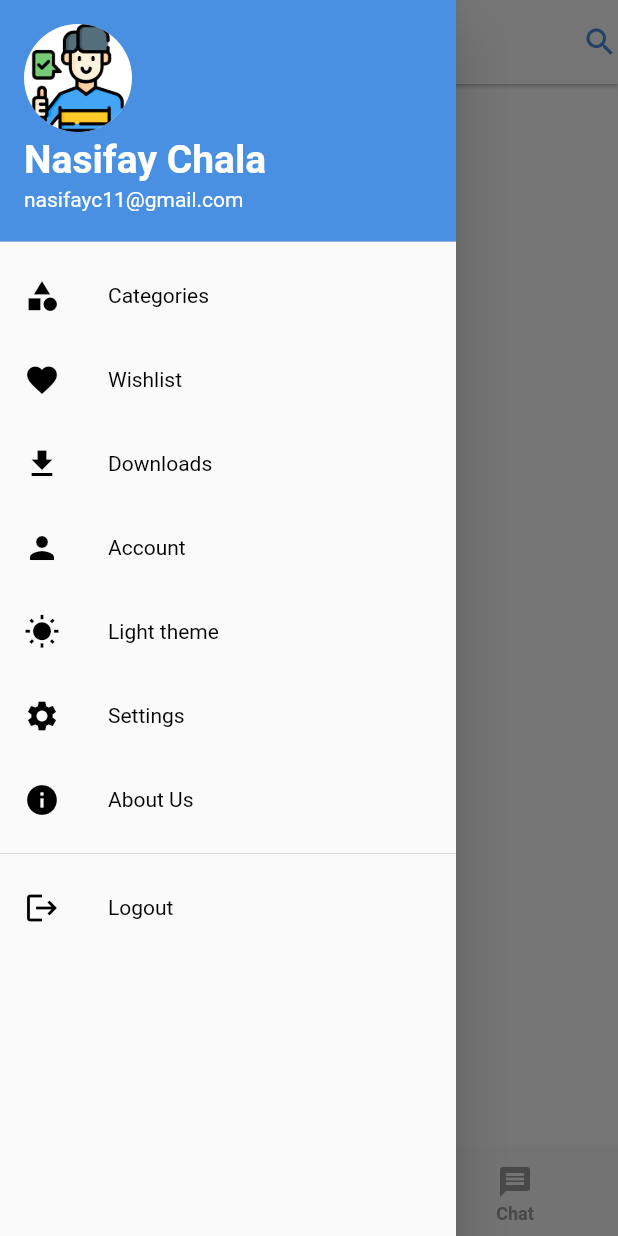
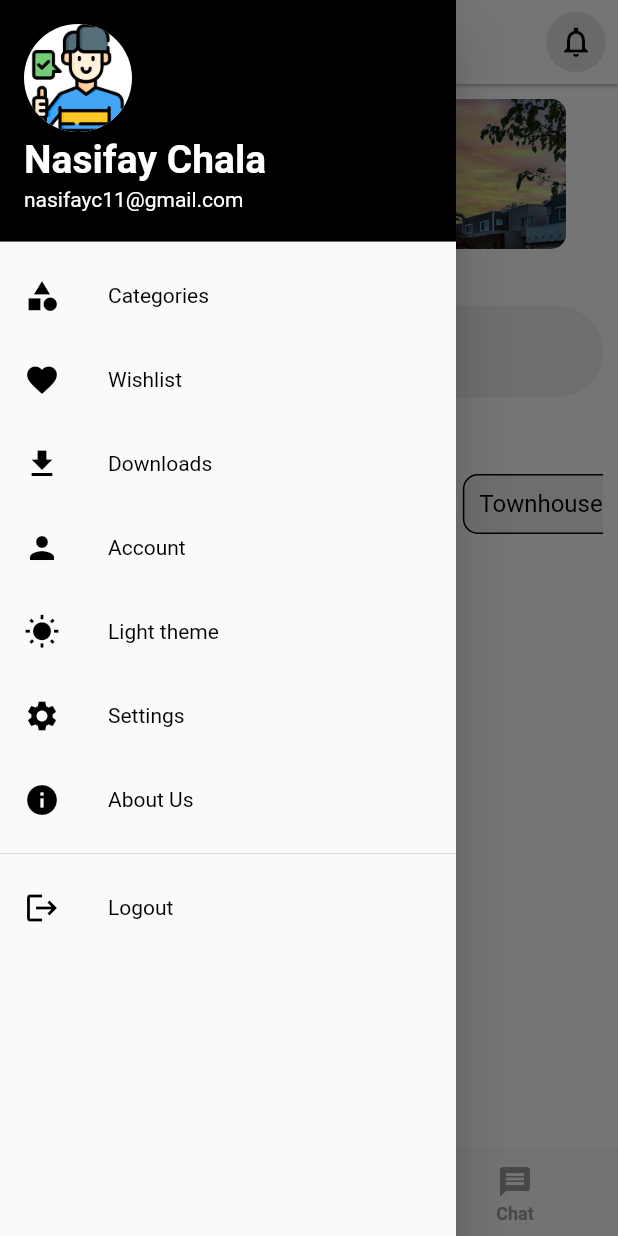
Before and after one commit to nasifayc/HOME_RENTAL_APP, a Flutter app: the LandingPage screen opened directly, with the side drawer open, on a phone screen of 412 x 824 dp. Run offline on Flutter 3.47's test engine with Material 3 defaults, Android fonts, the phone set to English and light mode, and no system bars; drawn by our look-alikes of carousel_slider, smooth_page_indicator; our stand-ins replace flutter_bloc.

Commit message:
feature: home screen

```diff
--- a/home_app/lib/core/theme/app_theme.dart
+++ b/home_app/lib/core/theme/app_theme.dart
@@ -31,9 +31,9 @@ class LightModeTheme extends AppTheme {
   @override
   Brightness get brightness => Brightness.light;
   @override
-  Color get primary => const Color(0xFF4A90E2);
+  Color get primary => const Color(0xFF000000);
   @override
-  Color get secondary => const Color(0xFF000000);
+  Color get secondary => const Color(0xFF4A90E2);
   @override
   Color get tertiary => const Color(0xFF9E9E9E);
 
--- a/home_app/lib/core/theme/app_typography.dart
+++ b/home_app/lib/core/theme/app_typography.dart
@@ -56,14 +56,14 @@ class ThemeTypography extends AppTypography {
         fontFamily: fontFamily,
         color: theme.primary,
         fontWeight: FontWeight.bold,
-        fontSize: 32,
+        fontSize: 28,
       );
   @override
   TextStyle get headlineMedium => TextStyle(
         fontFamily: fontFamily,
         color: theme.primary,
         fontWeight: FontWeight.bold,
-        fontSize: 26,
+        fontSize: 24,
       );
 
   @override
@@ -71,22 +71,22 @@ class ThemeTypography extends AppTypography {
         fontFamily: fontFamily,
         color: theme.primary,
         fontWeight: FontWeight.bold,
-        fontSize: 16,
+        fontSize: 18,
       );
 
   @override
   TextStyle get titleLarge => TextStyle(
       fontFamily: fontFamily,
       color: theme.primaryText,
-      fontWeight: FontWeight.normal,
-      fontSize: 22,
+      fontWeight: FontWeight.bold,
+      fontSize: 24,
       overflow: TextOverflow.ellipsis);
 
   @override
   TextStyle get titleMedium => TextStyle(
       fontFamily: fontFamily,
       color: theme.primaryText,
-      fontWeight: FontWeight.normal,
+      fontWeight: FontWeight.bold,
       fontSize: 18,
       overflow: TextOverflow.ellipsis);
 
@@ -94,7 +94,7 @@ class ThemeTypography extends AppTypography {
   TextStyle get titleSmall => TextStyle(
       fontFamily: fontFamily,
       color: theme.tertiary,
-      fontWeight: FontWeight.normal,
+      fontWeight: FontWeight.bold,
       fontSize: 16,
       overflow: TextOverflow.ellipsis);
 
--- a/home_app/lib/screen/main_screens/home_screen.dart
+++ b/home_app/lib/screen/main_screens/home_screen.dart
@@ -1,5 +1,8 @@
 import 'package:flutter/material.dart';
 import 'package:home_app/core/theme/app_theme.dart';
+import 'package:home_app/widget/common/form_components.dart';
+import 'package:home_app/widget/home/carousel_image.dart';
+import 'package:home_app/widget/home/categories.dart';
 
 class HomeScreen extends StatefulWidget {
   const HomeScreen({super.key});
@@ -9,13 +12,36 @@ class HomeScreen extends StatefulWidget {
 }
 
 class _HomeScreenState extends State<HomeScreen> {
+  final TextEditingController _searchController = TextEditingController();
   @override
   Widget build(BuildContext context) {
     AppTheme theme = AppTheme.of(context);
-    return Center(
-      child: Text(
-        "Home",
-        style: theme.typography.headlineMedium,
+    FormComponents formComponents = FormComponents(context: context);
+    return SingleChildScrollView(
+      child: Padding(
+        padding: const EdgeInsets.all(10.0),
+        child: Column(
+          crossAxisAlignment: CrossAxisAlignment.start,
+          children: [
+            const CarouselImage(),
+            const SizedBox(height: 20),
+            formComponents.buildSearchBar(_searchController, 'Search', true),
+            const SizedBox(height: 20),
+            Text(
+              'Categories',
+              style:
+                  theme.typography.titleMedium.copyWith(color: theme.primary),
+            ),
+            const SizedBox(height: 10),
+            const Categories(),
+            const SizedBox(height: 20),
+            Text(
+              'Popular',
+              style:
+                  theme.typography.titleMedium.copyWith(color: theme.primary),
+            ),
+          ],
+        ),
       ),
     );
   }
--- a/home_app/lib/screen/main_screens/landing_page.dart
+++ b/home_app/lib/screen/main_screens/landing_page.dart
@@ -8,8 +8,8 @@ import 'package:home_app/screen/main_screens/post_screen.dart';
 import 'package:home_app/widget/landing/left_nav_bar.dart';
 
 class LandingPage extends StatelessWidget {
-  const LandingPage({super.key});
-
+  LandingPage({super.key});
+  final GlobalKey<ScaffoldState> _scaffoldKey = GlobalKey<ScaffoldState>();
   @override
   Widget build(BuildContext context) {
     AppTheme appTheme = AppTheme.of(context);
@@ -21,7 +21,7 @@ class LandingPage extends StatelessWidget {
             case BottomNavState.home:
               return 'Home';
             case BottomNavState.post:
-              return 'Cost';
+              return 'Post';
             case BottomNavState.chat:
               return 'Chat';
             default:
@@ -43,17 +43,33 @@ class LandingPage extends StatelessWidget {
         }
 
         return Scaffold(
+          key: _scaffoldKey,
           appBar: AppBar(
             elevation: 1,
+            leading: GestureDetector(
+              onTap: () {
+                _scaffoldKey.currentState?.openDrawer();
+              },
+              child: Icon(
+                Icons.widgets_outlined,
+                color: appTheme.primary,
+              ),
+            ),
             title: Text(
               getTitle(state),
               style: appTheme.typography.headlineSmall,
             ),
             centerTitle: true,
             actions: [
-              Icon(
-                Icons.search,
-                color: appTheme.primary,
+              Padding(
+                padding: const EdgeInsets.all(8.0),
+                child: CircleAvatar(
+                  backgroundColor: appTheme.primary.withOpacity(0.1),
+                  child: Icon(
+                    Icons.notifications_none_sharp,
+                    color: appTheme.primary,
+                  ),
+                ),
               )
             ],
           ),
--- a/home_app/lib/screen/onboarding.dart
+++ b/home_app/lib/screen/onboarding.dart
@@ -72,13 +72,15 @@ class _OnboardingState extends State<Onboarding> {
                 return Padding(
                   padding: const EdgeInsets.all(40),
                   child: Column(
-                    crossAxisAlignment: CrossAxisAlignment.center,
+                    crossAxisAlignment: CrossAxisAlignment.start,
                     mainAxisAlignment: MainAxisAlignment.center,
                     children: [
-                      Image.asset(
-                        onboardingData[i]["image"]!,
-                        height: 200,
-                        width: 200,
+                      Center(
+                        child: Image.asset(
+                          onboardingData[i]["image"]!,
+                          height: 200,
+                          width: 200,
+                        ),
                       ),
                       const SizedBox(height: 30),
                       Text(
--- a/home_app/lib/widget/common/form_components.dart
+++ b/home_app/lib/widget/common/form_components.dart
@@ -14,15 +14,17 @@ class FormComponents {
       controller: controller,
       readOnly: isReadOnly,
       decoration: InputDecoration(
-        hintText: hintText,
+        labelText: hintText,
+        labelStyle: theme.typography.headlineSmall
+            .copyWith(fontWeight: FontWeight.normal),
         prefixIcon: Icon(
           Icons.search,
           color: theme.primary,
         ),
         filled: true,
-        fillColor: theme.secondary,
+        fillColor: theme.primary.withOpacity(0.06),
         border: OutlineInputBorder(
-          borderRadius: BorderRadius.circular(12.0),
+          borderRadius: BorderRadius.circular(50.0),
           borderSide: BorderSide.none,
         ),
       ),
--- a/home_app/lib/widget/common/secondary_button.dart
+++ b/home_app/lib/widget/common/secondary_button.dart
@@ -14,17 +14,16 @@ class SecondaryButton extends StatelessWidget {
 
   @override
   Widget build(BuildContext context) {
-    // AppTheme theme = AppTheme.of(context);
+    AppTheme theme = AppTheme.of(context);
     return GestureDetector(
       onTap: onPressed,
       child: Container(
-        height: 45.0,
-        // width: MediaQuery.of(context).size.width * 0.5,
+        padding: const EdgeInsets.symmetric(horizontal: 10),
         decoration: BoxDecoration(
-            // border: Border.all(color: theme.primary, width: 1),
-            color: color,
+            border: Border.all(color: theme.primary, width: 1),
+            color: color!.withOpacity(0.06),
             borderRadius: BorderRadius.circular(10)),
-        child: child,
+        child: Center(child: child),
       ),
     );
   }
--- /dev/null
+++ b/home_app/lib/widget/home/carousel_image.dart
@@ -0,0 +1,80 @@
+import 'package:carousel_slider/carousel_slider.dart';
+import 'package:flutter/material.dart';
+import 'package:home_app/core/theme/app_theme.dart';
+// import 'package:carousel_slider/carousel_slider.dart';
+import 'package:smooth_page_indicator/smooth_page_indicator.dart';
+
+class CarouselImage extends StatefulWidget {
+  const CarouselImage({super.key});
+
+  @override
+  State<CarouselImage> createState() => _CarouselImageState();
+}
+
+class _CarouselImageState extends State<CarouselImage> {
+  final List<String> imageUrls = [
+    'assets/images/h1.jpg',
+    'assets/images/h2.jpg',
+  ];
+
+  int activeIndex = 0;
+  final CarouselSliderController carouselSliderController =
+      CarouselSliderController();
+
+  @override
+  Widget build(BuildContext context) {
+    AppTheme theme = AppTheme.of(context);
+    return Column(
+      children: [
+        CarouselSlider(
+          items: imageUrls.map((url) {
+            return Builder(
+              builder: (BuildContext context) {
+                return Container(
+                  width: MediaQuery.of(context).size.width,
+                  margin: const EdgeInsets.symmetric(horizontal: 5.0),
+                  decoration: BoxDecoration(
+                    borderRadius: BorderRadius.circular(10),
+                    image: DecorationImage(
+                      image: AssetImage(url),
+                      fit: BoxFit.cover,
+                    ),
+                  ),
+                );
+              },
+            );
+          }).toList(),
+          carouselController: carouselSliderController,
+          options: CarouselOptions(
+            height: 100.0,
+            autoPlay: true,
+            autoPlayInterval: const Duration(seconds: 3),
+            autoPlayAnimationDuration: const Duration(milliseconds: 2000),
+            enlargeCenterPage: true,
+            viewportFraction: 0.9,
+            onPageChanged: (index, reason) {
+              setState(() {
+                activeIndex = index;
+              });
+            },
+          ),
+        ),
+        const SizedBox(height: 10),
+        // Add SmoothPageIndicator below the Carousel
+        AnimatedSmoothIndicator(
+          activeIndex: activeIndex,
+          count: imageUrls.length,
+          effect: ExpandingDotsEffect(
+            dotHeight: 8,
+            dotWidth: 8,
+            activeDotColor: theme.primary,
+            dotColor: Colors.grey.shade300,
+          ),
+          onDotClicked: (index) {
+            carouselSliderController.animateToPage(index);
+          },
+        ),
+      ],
+    );
+  }
+}
--- /dev/null
+++ b/home_app/lib/widget/home/categories.dart
@@ -0,0 +1,42 @@
+import 'package:flutter/material.dart';
+import 'package:home_app/core/theme/app_theme.dart';
+import 'package:home_app/widget/common/secondary_button.dart';
+
+class Categories extends StatelessWidget {
+  const Categories({super.key});
+
+  @override
+  Widget build(BuildContext context) {
+    AppTheme theme = AppTheme.of(context);
+    // List of categories
+    final List<String> categories = [
+      'Apartments',
+      'Villas',
+      'Studios',
+      'Townhouses',
+      'Penthouses',
+      'Duplexes',
+    ];
+
+    return SizedBox(
+      height: 40, // Adjust height based on button size
+      child: ListView.builder(
+        scrollDirection: Axis.horizontal,
+        itemCount: categories.length,
+        itemBuilder: (context, index) {
+          return Padding(
+            padding: const EdgeInsets.symmetric(horizontal: 8.0),
+            child: SecondaryButton(
+                onPressed: null,
+                color: Theme.of(context).primaryColor,
+                child: Text(
+                  categories[index],
+                  style: theme.typography.labelMedium.copyWith(
+                      color: theme.primary, fontWeight: FontWeight.normal),
+                )),
+          );
+        },
+      ),
+    );
+  }
+}
--- a/home_app/lib/widget/otp/pin_form.dart
+++ b/home_app/lib/widget/otp/pin_form.dart
@@ -167,7 +167,7 @@ class PinForm extends StatelessWidget {
                         Navigator.of(context).pushAndRemoveUntil(
                           MaterialPageRoute(
                               builder: (context) =>
-                                  const LandingPage()), // Your main screen widget
+                                  LandingPage()), // Your main screen widget
                           (route) => false,
                         );
                       },
--- a/home_app/pubspec.yaml
+++ b/home_app/pubspec.yaml
@@ -39,6 +39,8 @@ dependencies:
   jwt_decoder: ^2.0.1
   http: ^1.2.2
   flutter_bloc: ^8.1.6
+  carousel_slider: ^5.0.0
+  smooth_page_indicator: ^1.2.0+3
 
 dev_dependencies:
   flutter_test:
```
Also changed, not shown: home_app/assets/images/h1.jpg (added), home_app/assets/images/h2.jpg (added), home_app/pubspec.lock.
